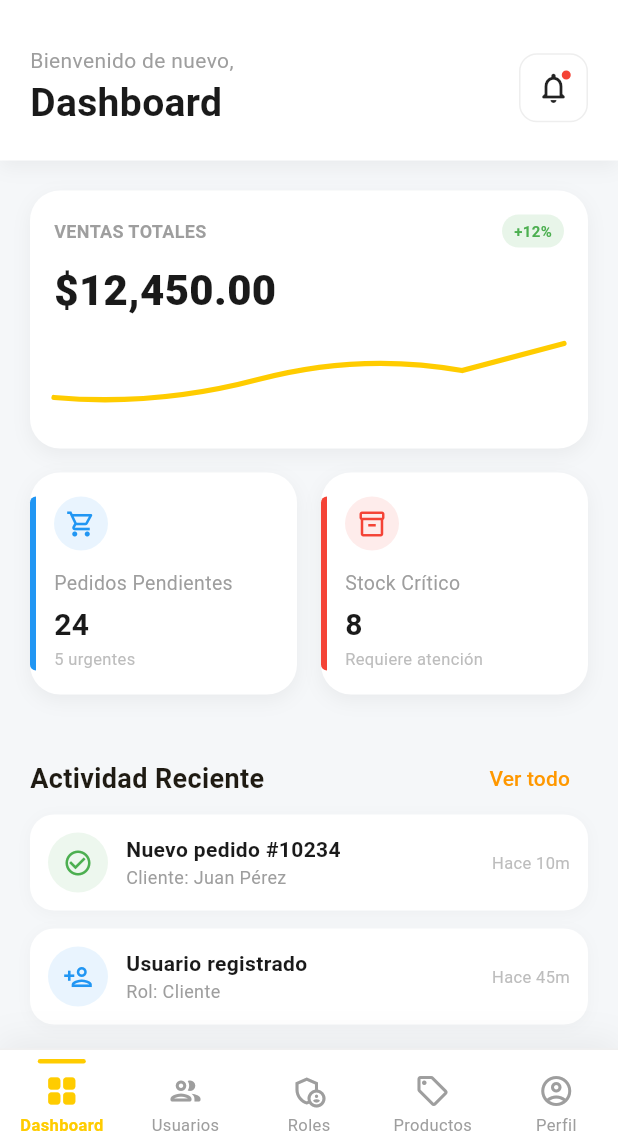
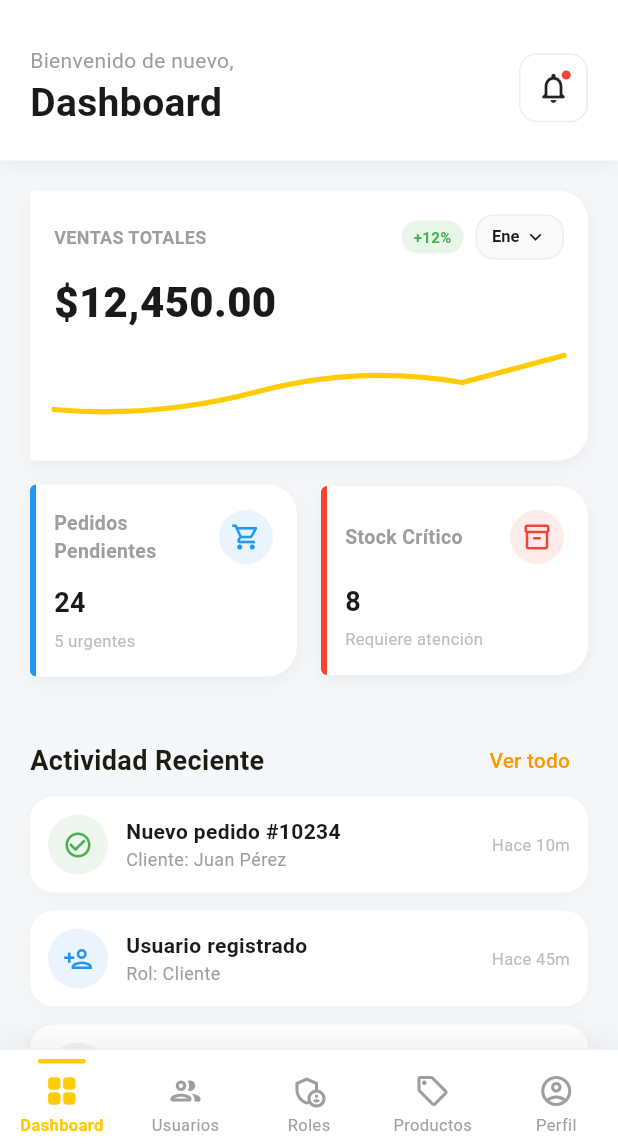
Before and after one commit to Emanuel-24/ElectroSoft-Mobile, a Flutter app: the MainShell screen opened by its route, on a phone screen of 412 x 824 dp, the part 90-1236 px from its top. Run offline on Flutter 3.47's test engine with Material 3 defaults, Android fonts, the phone set to English and light mode, and no system bars.

Commit message:
cambios en dashboard, productos, usuarios y eliminando bug en navegacion

```diff
--- a/lib/features/dashboard/presentation/screens/dashboard_screen.dart
+++ b/lib/features/dashboard/presentation/screens/dashboard_screen.dart
@@ -19,7 +19,6 @@ class DashboardScreen extends StatelessWidget {
 
   @override
   Widget build(BuildContext context) {
-    // 3. Guardamos el resultado en una variable para usarla en la UI
     final int numCriticos = _countStockCritico;
     return Scaffold(
       backgroundColor: const Color(0xFFF5F7F9),
@@ -103,11 +102,14 @@ class DashboardScreen extends StatelessWidget {
                               ? 'Requiere atención'
                               : 'Todo en orden',
                           icon: Icons.inventory_2_outlined,
-                          accentColor: numCriticos > 0 ? Colors.red : Colors.green,
+                          accentColor: numCriticos > 0
+                              ? Colors.red
+                              : Colors.green,
                         ),
                       ),
                     ],
                   ),
+
                   const SizedBox(height: 32),
 
                   // Título Actividad
@@ -122,7 +124,14 @@ class DashboardScreen extends StatelessWidget {
                         ),
                       ),
                       TextButton(
-                        onPressed: () {},
+                        onPressed: () {
+                          Navigator.push(
+                            context,
+                            MaterialPageRoute(
+                              builder: (context) => const NotificationsScreen(),
+                            ),
+                          );
+                        },
                         child: const Text(
                           'Ver todo',
                           style: TextStyle(color: Colors.orange),
@@ -145,6 +154,13 @@ class DashboardScreen extends StatelessWidget {
                     icon: Icons.person_add_outlined,
                     iconColor: Colors.blue,
                   ),
+                  const ActivityItem(
+                    title: 'Nuevo pedido #10235',
+                    subtitle: 'Cliente: Juan Santa',
+                    time: 'Hace 1h',
+                    icon: Icons.check_circle_outline,
+                    iconColor: Colors.green,
+                  ),
                 ],
               ),
             ),
@@ -159,7 +175,8 @@ class DashboardScreen extends StatelessWidget {
 class _NotificationBadge extends StatelessWidget {
   @override
   Widget build(BuildContext context) {
-    return InkWell( // <--- Agregamos InkWell para que sea "clicable"
+    return InkWell(
+      // <--- Agregamos InkWell para que sea "clicable"
       onTap: () {
         // ── Navegación a la pantalla de notificaciones ──
         Navigator.push(
@@ -167,7 +184,9 @@ class _NotificationBadge extends StatelessWidget {
           MaterialPageRoute(builder: (context) => const NotificationsScreen()),
         );
       },
-      borderRadius: BorderRadius.circular(12), // Para que el efecto de toque sea redondeado
+      borderRadius: BorderRadius.circular(
+        12,
+      ), // Para que el efecto de toque sea redondeado
       child: Stack(
         children: [
           Container(
--- a/lib/features/dashboard/presentation/widgets/stats_card.dart
+++ b/lib/features/dashboard/presentation/widgets/stats_card.dart
@@ -1,10 +1,9 @@
-// TARJETA DE VENTAS/PEDIDOS
-
 import 'package:flutter/material.dart';
 import '../../../../core/theme/app_theme.dart';
 import 'sales_chart_painter.dart';
 
-class StatsCard extends StatelessWidget {
+class StatsCard extends StatefulWidget {
+  // Cambiado a StatefulWidget para manejar el estado del mes
   final String title;
   final String value;
   final String? percentage;
@@ -25,12 +24,38 @@ class StatsCard extends StatelessWidget {
   });
 
   @override
+  State<StatsCard> createState() => _StatsCardState();
+}
+
+class _StatsCardState extends State<StatsCard> {
+  String selectedMonth = 'Ene';
+
+  final List<String> months = [
+    'Ene',
+    'Feb',
+    'Mar',
+    'Abr',
+    'May',
+    'Jun',
+    'Jul',
+    'Ago',
+    'Sep',
+    'Oct',
+    'Nov',
+    'Dic',
+  ];
+
+  @override
   Widget build(BuildContext context) {
     return Container(
-      padding: const EdgeInsets.all(16),
       decoration: BoxDecoration(
         color: Colors.white,
-        borderRadius: BorderRadius.circular(20),
+        borderRadius: const BorderRadius.only(
+          topLeft: Radius.circular(2),
+          topRight: Radius.circular(20),
+          bottomLeft: Radius.circular(2),
+          bottomRight: Radius.circular(20),
+        ),
         boxShadow: [
           BoxShadow(
             color: Colors.black.withValues(alpha: 0.05),
@@ -40,17 +65,16 @@ class StatsCard extends StatelessWidget {
         ],
       ),
       child: Stack(
-        clipBehavior: Clip.none, // Para que la barrita lateral no se corte
         children: [
-          if (!isMain)
+          if (!widget.isMain)
             Positioned(
-              left: -16, // La pegamos al borde izquierdo del container
+              left: 0,
               top: 0,
               bottom: 0,
               child: Container(
                 width: 4,
                 decoration: BoxDecoration(
-                  color: accentColor,
+                  color: widget.accentColor,
                   borderRadius: const BorderRadius.only(
                     topLeft: Radius.circular(20),
                     bottomLeft: Radius.circular(20),
@@ -58,22 +82,26 @@ class StatsCard extends StatelessWidget {
                 ),
               ),
             ),
-          Column(
+          Padding(
+            padding: const EdgeInsets.all(16),
+            child: Column(
               crossAxisAlignment: CrossAxisAlignment.start,
               children: [
-              if (isMain) ...[
+                if (widget.isMain) ...[
                   Row(
                     mainAxisAlignment: MainAxisAlignment.spaceBetween,
                     children: [
                       Text(
-                      title,
+                        widget.title,
                         style: const TextStyle(
                           fontSize: 12,
                           fontWeight: FontWeight.bold,
                           color: AppTheme.textMuted,
                         ),
                       ),
-                    if (percentage != null)
+                      Row(
+                        children: [
+                          if (widget.percentage != null)
                             Container(
                               padding: const EdgeInsets.symmetric(
                                 horizontal: 8,
@@ -84,7 +112,7 @@ class StatsCard extends StatelessWidget {
                                 borderRadius: BorderRadius.circular(20),
                               ),
                               child: Text(
-                          percentage!,
+                                widget.percentage!,
                                 style: const TextStyle(
                                   color: Colors.green,
                                   fontSize: 10,
@@ -92,11 +120,74 @@ class StatsCard extends StatelessWidget {
                                 ),
                               ),
                             ),
+                          const SizedBox(width: 8),
+
+                          // 👇 SELECTOR DE MES ESTILIZADO
+                          Container(
+                            padding: const EdgeInsets.symmetric(horizontal: 10),
+                            decoration: BoxDecoration(
+                              color: Colors.grey.shade50,
+                              borderRadius: BorderRadius.circular(12),
+                              border: Border.all(color: Colors.grey.shade200),
+                            ),
+                            height: 30,
+                            child: DropdownButtonHideUnderline(
+                              child: DropdownButton<String>(
+                                value: selectedMonth,
+                                icon: const Icon(
+                                  Icons.keyboard_arrow_down,
+                                  size: 16,
+                                  color: AppTheme.textDark,
+                                ),
+                                elevation: 8,
+                                borderRadius: BorderRadius.circular(12),
+                                dropdownColor:
+                                    Colors.white, // Color del menú desplegable
+                                focusColor: Colors.transparent,
+                                style: const TextStyle(
+                                  fontSize: 11,
+                                  color: AppTheme.textDark,
+                                  fontWeight: FontWeight.bold,
+                                ),
+                                onChanged: (String? newValue) {
+                                  if (newValue != null) {
+                                    setState(() => selectedMonth = newValue);
+                                  }
+                                },
+                                // El secreto del "hover" y contraste está en el mapping de los items:
+                                items: months.map<DropdownMenuItem<String>>((
+                                  String value,
+                                ) {
+                                  return DropdownMenuItem<String>(
+                                    value: value,
+                                    child: Container(
+                                      padding: const EdgeInsets.symmetric(
+                                        horizontal: 8,
+                                        vertical: 4,
+                                      ),
+                                      decoration: BoxDecoration(
+                                        borderRadius: BorderRadius.circular(6),
+                                      ),
+                                      child: Text(value),
+                                    ),
+                                  );
+                                }).toList(),
+                                // Propiedad para el efecto visual al seleccionar
+                                selectedItemBuilder: (BuildContext context) {
+                                  return months.map<Widget>((String item) {
+                                    return Center(child: Text(item));
+                                  }).toList();
+                                },
+                              ),
+                            ),
+                          ),
+                        ],
+                      ),
                     ],
                   ),
                   const SizedBox(height: 8),
                   Text(
-                  value,
+                    widget.value,
                     style: const TextStyle(
                       fontSize: 28,
                       fontWeight: FontWeight.w900,
@@ -104,46 +195,62 @@ class StatsCard extends StatelessWidget {
                     ),
                   ),
                   const SizedBox(height: 10),
-                // USAMOS EL PINTOR AQUÍ
                   SizedBox(
                     height: 60,
                     width: double.infinity,
                     child: CustomPaint(painter: SalesChartPainter()),
                   ),
                 ] else ...[
-                if (icon != null)
+                  // Contenido para tarjetas secundarias...
+                  Row(
+                    mainAxisAlignment: MainAxisAlignment.spaceBetween,
+                    children: [
+                      Expanded(
+                        child: Text(
+                          widget.title,
+                          style: const TextStyle(
+                            fontSize: 13,
+                            fontWeight: FontWeight.w600,
+                            color: AppTheme.textMuted,
+                          ),
+                        ),
+                      ),
+                      if (widget.icon != null)
                         Container(
                           padding: const EdgeInsets.all(8),
                           decoration: BoxDecoration(
-                      color: accentColor.withValues(alpha: 0.1),
+                            color: widget.accentColor.withValues(alpha: 0.1),
                             shape: BoxShape.circle,
                           ),
-                    child: Icon(icon, color: accentColor, size: 20),
+                          child: Icon(
+                            widget.icon,
+                            color: widget.accentColor,
+                            size: 20,
+                          ),
+                        ),
+                    ],
                   ),
                   const SizedBox(height: 12),
                   Text(
-                  title,
+                    widget.value,
                     style: const TextStyle(
-                    fontSize: 13,
-                    color: AppTheme.textMuted,
-                  ),
-                ),
-                const SizedBox(height: 4),
-                Text(
-                  value,
-                  style: const TextStyle(
-                    fontSize: 20,
+                      fontSize: 18,
                       fontWeight: FontWeight.bold,
                       color: AppTheme.textDark,
                     ),
                   ),
-                if (subtitle != null)
+                  const SizedBox(height: 4),
+                  if (widget.subtitle != null)
                     Text(
-                    subtitle!,
-                    style: TextStyle(fontSize: 11, color: Colors.grey.shade400),
+                      widget.subtitle!,
+                      style: TextStyle(
+                        fontSize: 11,
+                        color: Colors.grey.shade400,
+                      ),
                     ),
                 ],
               ],
+            ),
           ),
         ],
       ),
--- a/lib/features/products/presentation/screens/cat_products_screen.dart
+++ b/lib/features/products/presentation/screens/cat_products_screen.dart
@@ -32,10 +32,11 @@ class CatProductosScreen extends StatelessWidget {
           final categoria = _filtradas[index];
           return CategoriaCard(
             categoria: categoria,
-            onTap: () => Navigator.push(
+            onTap: () => Navigator.pushReplacement(
               context,
               MaterialPageRoute(
-                builder: (_) => ProductosScreen(categoria: categoria.nombre),
+                builder: (context) =>
+                    ProductosScreen(categoria: categoria.nombre),
               ),
             ),
           );
--- a/lib/features/products/presentation/screens/products_screen.dart
+++ b/lib/features/products/presentation/screens/products_screen.dart
@@ -4,6 +4,7 @@ import '../../../../shared/widgets/widgets.dart'; // Tu BottomNav y otros compar
 import '../../domain/entities/product.dart'; // Clase Producto
 import '../../data/data_sources/products_mock.dart'; // Clase ProductosMock
 import '../widgets/product_card.dart'; // Clase ProductoCard y EstadoVacio
+import '../../../../shared/widgets/main_shell.dart';
 
 class ProductosScreen extends StatefulWidget {
   final String categoria;
@@ -59,10 +60,12 @@ class _ProductosScreenState extends State<ProductosScreen> {
       // BottomNav para mantener la navegación global
       bottomNavigationBar: ElectroBottomNav(
         items: ElectroNavItem.defaults(),
-        initialIndex: 3, // Asumiendo que el índice 3 es Inventario/Productos
-        onTabChanged: (_) {
-          // Limpia la pila para volver al inicio del Tab al cambiar
-          Navigator.of(context).popUntil((route) => route.isFirst);
+        initialIndex: 3,
+        onTabChanged: (index) {
+          Navigator.pushReplacement(
+            context,
+            MaterialPageRoute(builder: (_) => MainShell(initialIndex: index)),
+          );
         },
       ),
 
@@ -163,7 +166,7 @@ class _ProductosAppBar extends StatelessWidget {
               onChanged: onChanged,
               style: const TextStyle(fontSize: 14, color: AppTheme.textDark),
               decoration: InputDecoration(
-                hintText: 'Buscar por nombre o SKU...',
+                hintText: 'Buscar por nombre',
                 hintStyle: const TextStyle(color: AppTheme.textMuted),
                 prefixIcon: const Icon(
                   Icons.search_rounded,
--- a/lib/features/users/presentation/screens/user_detail_screen.dart
+++ b/lib/features/users/presentation/screens/user_detail_screen.dart
@@ -2,6 +2,7 @@ import 'package:flutter/material.dart';
 import '../../../../shared/widgets/widgets.dart';
 import '../../domain/entities/user.dart';
 import '../widgets/user_detail_widgets.dart';
+import '../../../../shared/widgets/main_shell.dart';
 
 class UsuarioDetalleScreen extends StatelessWidget {
   final Usuario usuario;
@@ -15,7 +16,11 @@ class UsuarioDetalleScreen extends StatelessWidget {
 
     return Scaffold(
       backgroundColor: const Color(0xFFF5F7F9), // Tu gris de fondo
-      appBar: ElectroAppBar(title: 'Detalle de Usuario', showSearch: false, showBack: true,),
+      appBar: ElectroAppBar(
+        title: 'Detalle de Usuario',
+        showSearch: false,
+        showBack: true,
+      ),
       body: SingleChildScrollView(
         child: Column(
           children: [
@@ -99,7 +104,12 @@ class UsuarioDetalleScreen extends StatelessWidget {
       bottomNavigationBar: ElectroBottomNav(
         items: ElectroNavItem.defaults(),
         initialIndex: 1,
-        onTabChanged: (index) => Navigator.pop(context),
+        onTabChanged: (index) {
+          Navigator.pushReplacement(
+            context,
+            MaterialPageRoute(builder: (_) => MainShell(initialIndex: index)),
+          );
+        },
       ),
     );
   }
--- a/lib/features/users/presentation/screens/users_screen.dart
+++ b/lib/features/users/presentation/screens/users_screen.dart
@@ -32,7 +32,7 @@ class UsuariosScreen extends StatelessWidget {
 
         return UsuarioCard(
           usuario: usuario,
-          onTap: () => Navigator.push(
+          onTap: () => Navigator.pushReplacement(
             context,
             MaterialPageRoute(
               builder: (context) => UsuarioDetalleScreen(usuario: usuario),
--- a/lib/shared/widgets/main_shell.dart
+++ b/lib/shared/widgets/main_shell.dart
@@ -10,7 +10,9 @@ import '../../features/profile/domain/entities/user_profile.dart';
 import '../widgets/widgets.dart';
 
 class MainShell extends StatefulWidget {
-  const MainShell({super.key});
+  final int initialIndex;
+
+  const MainShell({super.key, this.initialIndex = 0});
 
   @override
   State<MainShell> createState() => _MainShellState();
@@ -19,6 +21,12 @@ class MainShell extends StatefulWidget {
 class _MainShellState extends State<MainShell> {
   int _currentIndex = 0;
   String _searchQuery = '';
+
+  @override
+  void initState() {
+    super.initState();
+    _currentIndex = widget.initialIndex;
+  }
 
   // Datos del perfil (Esto luego debería venir de un Provider o Backend)
   UserProfile _userProfile = const UserProfile(
@@ -32,7 +40,7 @@ class _MainShellState extends State<MainShell> {
 
   // Configuración centralizada de las páginas
   static const List<_PageConfig> _pages = [
-    _PageConfig(title: '', showSearch: false,),
+    _PageConfig(title: '', showSearch: false),
     _PageConfig(title: 'Usuarios', searchHint: 'Buscar usuario...'),
     _PageConfig(title: 'Roles', searchHint: 'Buscar rol...'),
     _PageConfig(title: 'Categorias de productos', showSearch: false),
@@ -72,7 +80,6 @@ class _MainShellState extends State<MainShell> {
       case 0:
         return DashboardScreen();
       case 1:
-        // Asegúrate de que UsuariosScreen reciba un parámetro opcional 'searchQuery'
         return UsuariosScreen(searchQuery: _searchQuery);
       case 2:
         return RolesScreen(searchQuery: _searchQuery);
```
Lines whose indentation alone changed are shown as unchanged.
